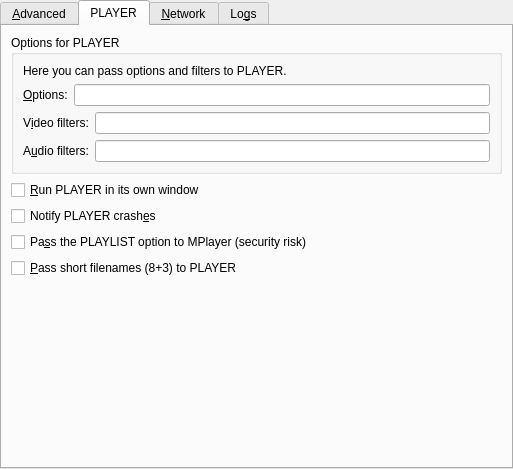
Before: the Qt Designer form src/prefadvanced.ui in smplayer-dev/smplayer, drawn with Qt 5.
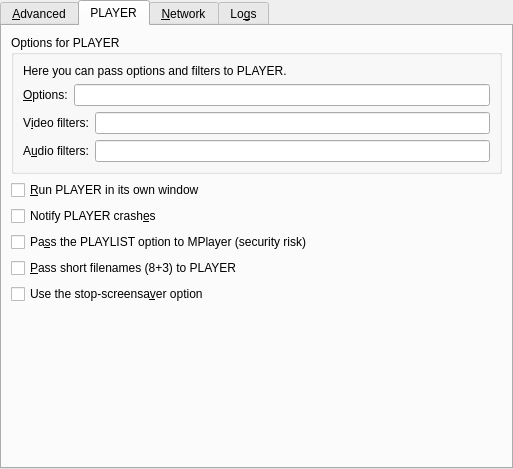
After: the same form once the commit is applied. The open tabs and pages were chosen to show the change. Custom widgets are drawn as their Qt base class.

Commit message: Add 'Use the stop-screensaver option' in preferences -> advanced

What changed in the file:
```diff
--- a/src/prefadvanced.ui
+++ b/src/prefadvanced.ui
@@ -446,6 +446,13 @@
          </property>
         </widget>
        </item>
+       <item>
+        <widget class="QCheckBox" name="use_stopscreensaver">
+         <property name="text">
+          <string>Use the stop-screensa&amp;ver option</string>
+         </property>
+        </widget>
+       </item>
        <item>
         <spacer>
          <property name="orientation">
```
Left out of the diff: 100 changed lines with no effect on the pictures. The commit also changes 1 other file.
